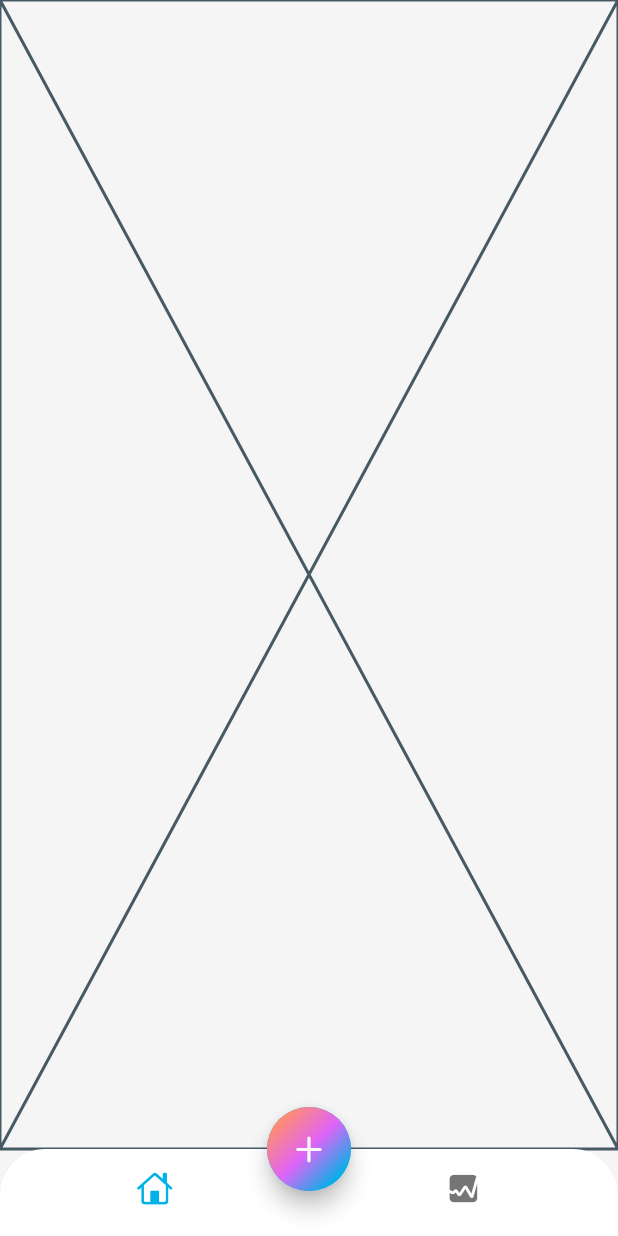
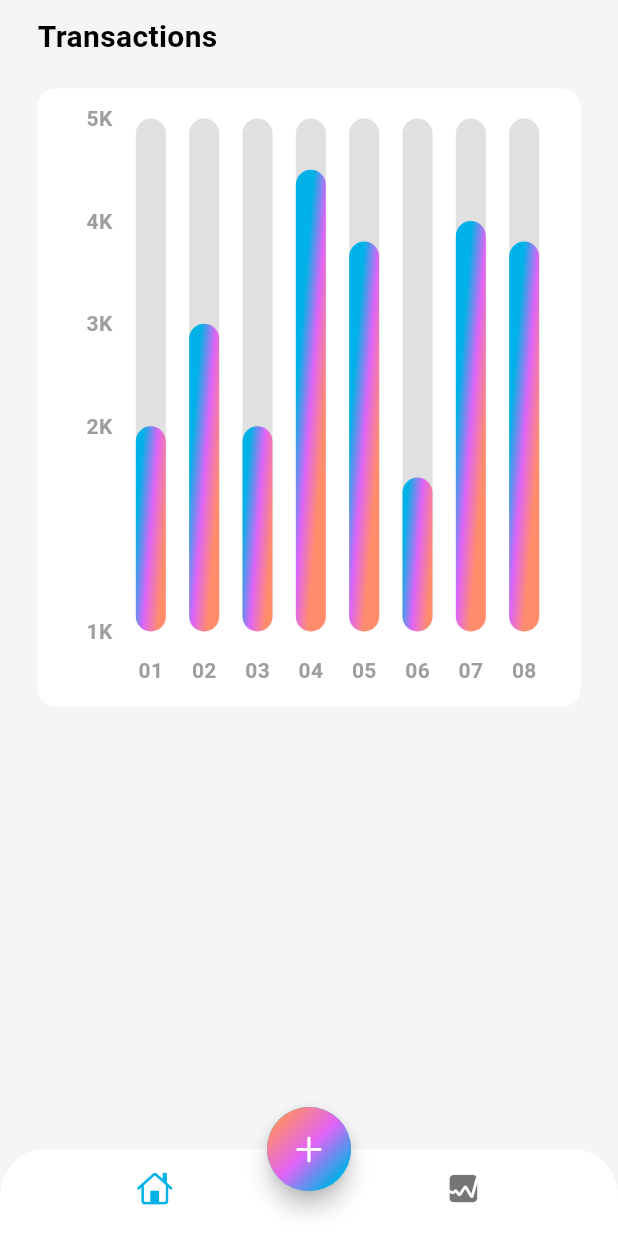
Before and after one commit to StaticBuilder/PERSONAL_FINANCE_TRACKER, a Flutter app: the screen it shows after launch, item 2 of the bottom bar chosen, on a phone screen of 412 x 824 dp. Run offline on Flutter 3.47's test engine with Material 3 defaults, Android fonts, the phone set to English and light mode, and no system bars; drawn by our look-alikes of fl_chart; our stand-ins replace font_awesome_flutter.

Commit message:
Added the Stats and Chart dart files

```diff
--- a/finance_tracker_app/lib/screens/home/views/home_screen.dart
+++ b/finance_tracker_app/lib/screens/home/views/home_screen.dart
@@ -14,12 +14,6 @@ class HomeScreen extends StatefulWidget {
 }
 
 class _HomeScreenState extends State<HomeScreen> {
-
-  var widgetList = {
-    MainScreen(),
-    StatScreen(),
-  };
-
   int index = 0;
 
   @override
--- /dev/null
+++ b/finance_tracker_app/lib/screens/stats/chart.dart
@@ -0,0 +1,171 @@
+import 'dart:math';
+import 'package:fl_chart/fl_chart.dart';
+import 'package:flutter/material.dart';
+
+class MyChart extends StatefulWidget {
+  const MyChart({super.key});
+
+  @override
+  State<MyChart> createState() => _MyChartState();
+}
+
+class _MyChartState extends State<MyChart> {
+  @override
+  Widget build(BuildContext context) {
+    return BarChart(
+      mainBarData(),
+    );
+  }
+
+  BarChartGroupData makeGroupData(int x, double y) {
+    return BarChartGroupData(
+      x: x,
+      barRods: [
+        BarChartRodData(
+          toY: y,
+          gradient: LinearGradient(
+            colors: [
+              Theme.of(context).colorScheme.primary,
+              Theme.of(context).colorScheme.secondary,
+              Theme.of(context).colorScheme.tertiary,
+            ],
+            transform: const GradientRotation(pi / 40),
+          ),
+          width: 20,
+          backDrawRodData: BackgroundBarChartRodData(
+            show: true,
+            toY: 5,
+            color: Colors.grey.shade300
+          )
+        )
+      ]
+    );
+  }
+
+  List<BarChartGroupData> showingGroups() => List.generate(8, (i) {
+    switch (i) {
+      case 0:
+        return makeGroupData(0, 2);
+      case 1:
+        return makeGroupData(1, 3);
+      case 2:
+        return makeGroupData(2, 2);
+      case 3:
+        return makeGroupData(3, 4.5);
+      case 4:
+        return makeGroupData(4, 3.8);
+      case 5:
+        return makeGroupData(5, 1.5);
+      case 6:
+        return makeGroupData(6, 4);
+      case 7:
+        return makeGroupData(7, 3.8);
+      default:
+        return throw Error();
+    }
+  });
+
+  BarChartData mainBarData() {
+    return BarChartData(
+      titlesData: FlTitlesData(
+        show: true,
+        rightTitles: const AxisTitles(
+          sideTitles: SideTitles(showTitles: false)
+        ),
+        topTitles: const AxisTitles(
+          sideTitles: SideTitles(showTitles: false)
+        ),
+        bottomTitles: AxisTitles(
+          sideTitles: SideTitles(
+            showTitles: true,
+            reservedSize: 38,
+            getTitlesWidget: getTiles,
+          )
+        ),
+        leftTitles: AxisTitles(
+          sideTitles: SideTitles(
+            showTitles: true,
+            reservedSize: 38,
+            getTitlesWidget: leftTitles,
+          ),
+        ),
+      ),
+      borderData: FlBorderData(
+        show: false
+      ),
+      gridData: const FlGridData(show: false),
+      barGroups: showingGroups(),
+    );
+  }
+
+  Widget getTiles(double value, TitleMeta meta) {
+    const style = TextStyle(
+      color: Colors.grey,
+      fontWeight: FontWeight.bold,
+      fontSize: 14,
+    );
+    Widget text;
+
+    switch (value.toInt()) {
+      case 0:
+        text = const Text('01', style: style);
+        break;
+      case 1:
+        text = const Text('02', style: style);
+        break;
+      case 2:
+        text = const Text('03', style: style);
+        break;
+      case 3:
+        text = const Text('04', style: style);
+        break;
+      case 4:
+        text = const Text('05', style: style);
+        break;
+      case 5:
+        text = const Text('06', style: style);
+        break;
+      case 6:
+        text = const Text('07', style: style);
+        break;
+      case 7:
+        text = const Text('08', style: style);
+        break;
+      default:
+        text = const Text('', style: style);
+        break;
+    }
+    return SideTitleWidget(
+      axisSide: meta.axisSide,
+      space: 16,
+      child: text,
+    );
+  }
+
+   Widget leftTitles(double value, TitleMeta meta) {
+    const style = TextStyle(
+      color: Colors.grey,
+      fontWeight: FontWeight.bold,
+      fontSize: 14,
+    );
+    String text;
+    if (value == 0) {
+      text = '1K';
+    } else if (value == 2) {
+      text = '2K';
+    } else if (value == 3) {
+      text = '3K';
+    } else if (value == 4) {
+      text = '4K';
+    } else if (value == 5) {
+      text = '5K';
+    } else {
+      return Container();
+    }
+    return SideTitleWidget(
+      axisSide: meta.axisSide,
+      space: 0,
+      child: Text(text, style: style),
+    );
+  }
+}
--- a/finance_tracker_app/lib/screens/stats/stats.dart
+++ b/finance_tracker_app/lib/screens/stats/stats.dart
@@ -1,10 +1,41 @@
-import 'package:flutter/cupertino.dart';
+import 'package:flutter/material.dart';
+
+import 'chart.dart';
 
 class StatScreen extends StatelessWidget {
   const StatScreen({super.key});
 
   @override
   Widget build(BuildContext context) {
-    return const Placeholder();
+    return SafeArea(
+      child: Padding(
+        padding: const EdgeInsets.symmetric(horizontal: 25.0, vertical: 10),
+        child: Column(
+          crossAxisAlignment: CrossAxisAlignment.start,
+          children: [
+            const Text(
+              'Transactions',
+              style: TextStyle(
+                fontSize: 20,
+                fontWeight: FontWeight.bold
+              ),
+            ),
+            const SizedBox(height: 20),
+            Container(
+              width: MediaQuery.of(context).size.width,
+              height: MediaQuery.of(context).size.width,
+              decoration: BoxDecoration(
+                color: Colors.white,
+                borderRadius: BorderRadius.circular(12)
+              ),
+              child: const Padding(
+                padding: EdgeInsets.fromLTRB(12, 20, 12, 12),
+                child: MyChart(),
+              )
+            )
+          ],
+        ),
+      ),
+    );
   }
 }
```
